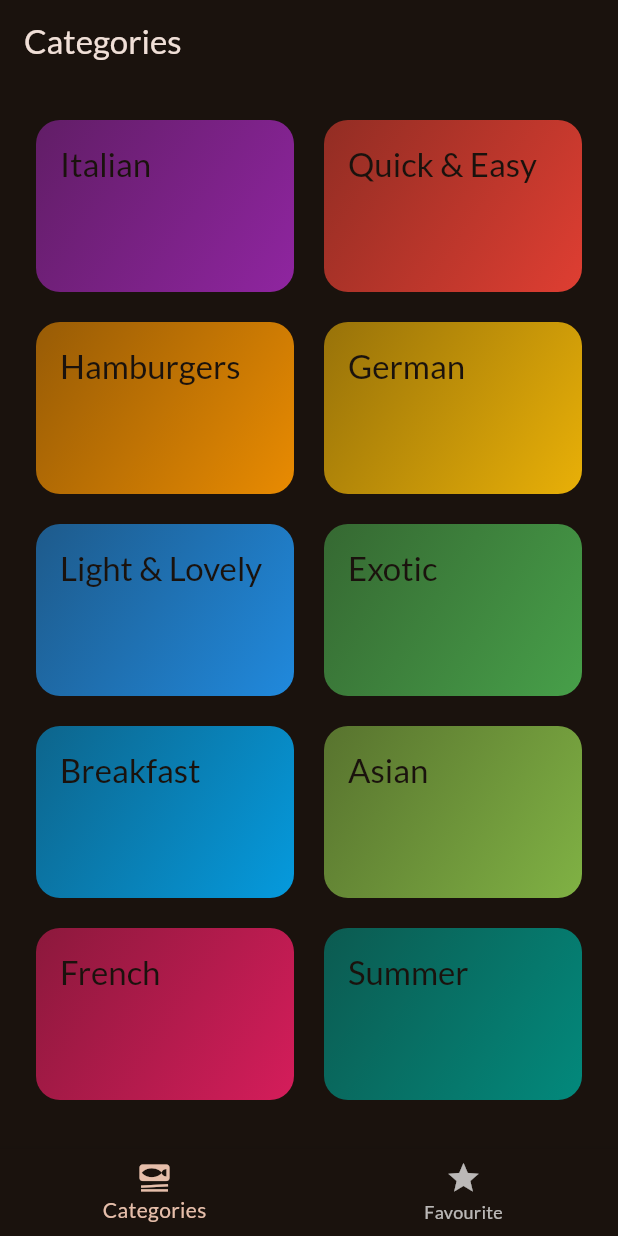
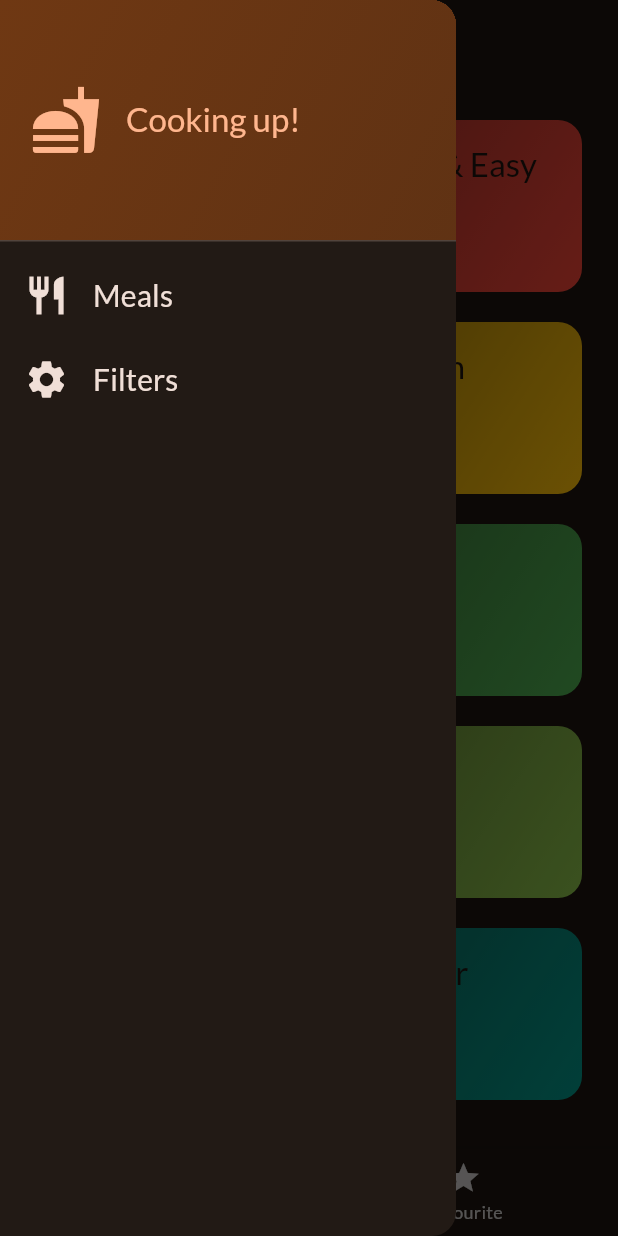
Before and after one commit to imtayyabzaman/Meal-App, a Flutter app: the screen it shows after launch, with the side drawer open (before the commit the screen has no drawer), on a phone screen of 412 x 824 dp. Run offline on Flutter 3.47's test engine with Material 2 defaults, Android fonts, the phone set to English and light mode, and no system bars; our stand-ins replace google_fonts, transparent_image.

Commit message:
adding drawer function in the app where you can display multiple options

```diff
--- a/lib/screens/tabs.dart
+++ b/lib/screens/tabs.dart
@@ -1,7 +1,9 @@
 import 'package:flutter/material.dart';
 import 'package:meals/models/meal.dart';
 import 'package:meals/screens/categories.dart';
+import 'package:meals/screens/filters.dart';
 import 'package:meals/screens/meals.dart';
+import 'package:meals/widgets/main_drawer.dart';
 
 class TabsScreen extends StatefulWidget {
   const TabsScreen({super.key});
@@ -45,6 +47,17 @@ class _TabsScreenState extends State<TabsScreen> {
     });
   }
 
+  void _setScreen(String identifier) {
+    Navigator.of(context).pop();
+    if (identifier == 'Filters') {
+      Navigator.of(context).push(
+        MaterialPageRoute(
+          builder: ((ctx) => const FilterScreen()),
+        ),
+      );
+    }
+  }
+
   @override
   Widget build(BuildContext context) {
     Widget activePage = CategoriesScreen(
@@ -59,6 +72,9 @@ class _TabsScreenState extends State<TabsScreen> {
       activePageTitle = 'Your Favourite Meal';
     }
     return Scaffold(
+      drawer: MainDrawer(
+        onSelectScreen: _setScreen,
+      ),
       appBar: AppBar(
         title: Text(activePageTitle),
       ),
--- a/lib/widgets/main_drawer.dart
+++ b/lib/widgets/main_drawer.dart
@@ -1,10 +1,87 @@
 import 'package:flutter/material.dart';
 
 class MainDrawer extends StatelessWidget {
-  const MainDrawer({super.key});
+  const MainDrawer({super.key,required this.onSelectScreen,});
+ final void Function(String identifier) onSelectScreen;
 
   @override
   Widget build(BuildContext context) {
-    return Container();
+    return Drawer(
+      child: Column(
+        children: [
+          DrawerHeader(
+            padding: const EdgeInsets.all(
+              20,
+            ),
+            decoration: BoxDecoration(
+              gradient: LinearGradient(
+                colors: [
+                  Theme.of(context).colorScheme.primaryContainer,
+                  Theme.of(context)
+                      .colorScheme
+                      .primaryContainer
+                      .withOpacity(0.8),
+                ],
+                begin: Alignment.topLeft,
+                end: Alignment.bottomRight,
+              ),
+            ),
+            child: Row(
+              children: [
+                Icon(
+                  Icons.fastfood,
+                  size: 48,
+                  color: Theme.of(context).colorScheme.primary,
+                ),
+                const SizedBox(
+                  width: 16,
+                ),
+                Text(
+                  'Cooking up!',
+                  style: Theme.of(context).textTheme.titleLarge!.copyWith(
+                        color: Theme.of(context).colorScheme.primary,
+                      ),
+                ),
+              ],
+            ),
+          ),
+          ListTile(
+            leading: Icon(
+              Icons.restaurant,
+              size: 30,
+              color: Theme.of(context).colorScheme.onBackground,
+            ),
+            title: Text(
+              'Meals',
+              style: Theme.of(context).textTheme.titleSmall!.copyWith(
+                    color: Theme.of(context).colorScheme.onBackground,
+                    fontSize: 20,
+                  ),
+            ),
+            onTap: (){
+              onSelectScreen('meals');
+            },
+          ),
+           ListTile(
+
+            leading: Icon(
+              Icons.settings,
+              size: 30,
+              color: Theme.of(context).colorScheme.onBackground,
+            ),
+            title: Text(
+              'Filters',
+              style: Theme.of(context).textTheme.titleSmall!.copyWith(
+                    color: Theme.of(context).colorScheme.onBackground,
+                    fontSize: 20,
+                  ),
+            ),
+            onTap: (){
+              onSelectScreen('Filters');
+            },
+          ),
+        ],
+      ),
+    );
   }
 }
--- a/lib/widgets/meal_item_trait.dart
+++ b/lib/widgets/meal_item_trait.dart
@@ -14,7 +14,7 @@ class MealItemTrait extends StatelessWidget {
     return Row(
       children: [
         Icon(icon,size: 17,color: Colors.white),
-        const SizedBox(width: 16,),
+        const SizedBox(width: 6,),
         Text(label,style: const TextStyle(color: Colors.white,),),
       ],
     );
```
Also changed, not shown: lib/screens/filters.dart (added, +46 -0 lines).
